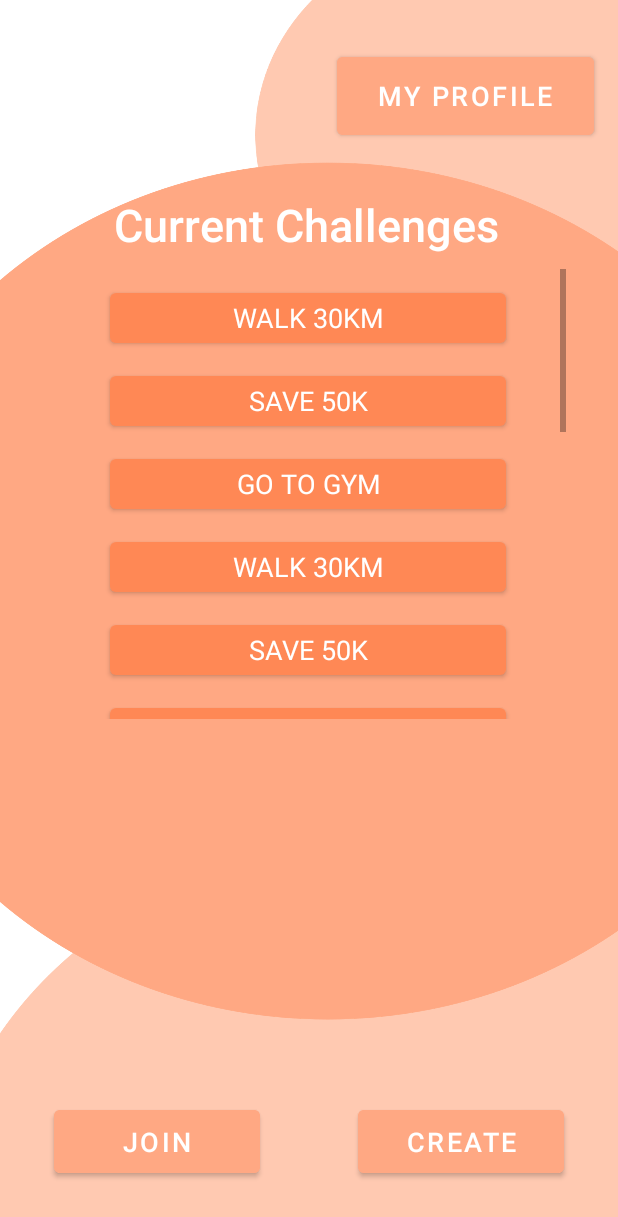
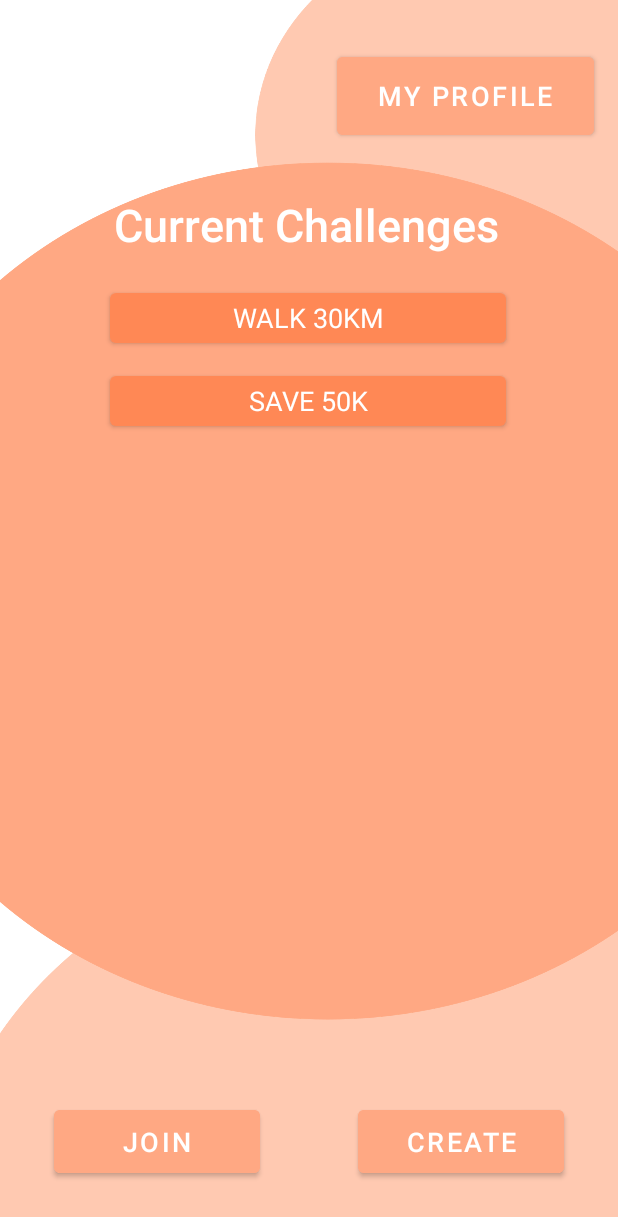
Before and after one commit to idaherabakka/SocialLite, an Android app: the OverviewActivity screen opened directly, with no data from a screen before it, on a phone screen of 412 x 824 dp. Shown: the top 1217 px of the screen. Run offline under Robolectric (Android 15) with nearby library versions, the phone set to English and light mode, and no system bars.

```diff
--- a/app/src/main/java/com/example/sociallite/OverviewActivity.java
+++ b/app/src/main/java/com/example/sociallite/OverviewActivity.java
@@ -1,6 +1,8 @@
 package com.example.sociallite;
 
+import android.content.Intent;
 import android.os.Bundle;
+import android.widget.Button;
 
 import androidx.appcompat.app.AppCompatActivity;
 import androidx.recyclerview.widget.LinearLayoutManager;
@@ -24,23 +26,16 @@ public class OverviewActivity extends AppCompatActivity {
         List<Challenge> challenges = new ArrayList<>();
         challenges.add(new Challenge("Walk 30km", "Lisa"));
         challenges.add(new Challenge("Save 50k", "Thomas"));
-        challenges.add(new Challenge("Go to gym", "Lisa"));
-        challenges.add(new Challenge("Walk 30km", "Lisa"));
-        challenges.add(new Challenge("Save 50k", "Thomas"));
-        challenges.add(new Challenge("Go to gym", "Lisa"));
-        challenges.add(new Challenge("Walk 30km", "Lisa"));
-        challenges.add(new Challenge("Save 50k", "Thomas"));
-        challenges.add(new Challenge("Go to gym", "Lisa"));
-        challenges.add(new Challenge("Walk 30km", "Lisa"));
-        challenges.add(new Challenge("Save 50k", "Thomas"));
-        challenges.add(new Challenge("Go to gym", "Lisa"));
-        challenges.add(new Challenge("Walk 30km", "Lisa"));
-        challenges.add(new Challenge("Save 50k", "Thomas"));
-        challenges.add(new Challenge("Go to gym", "Lisa"));
+
 
         recyclerView.setLayoutManager(new LinearLayoutManager(this));
         recyclerView.setAdapter(new Adapter(getApplicationContext(),challenges));
 
+        Button profileButton = findViewById(R.id.MyProfile);
+        profileButton.setOnClickListener(view -> {
+            startActivity(new Intent(OverviewActivity.this,MyProfileActivity.class));;
+        });
+
     }
 
 }
```
